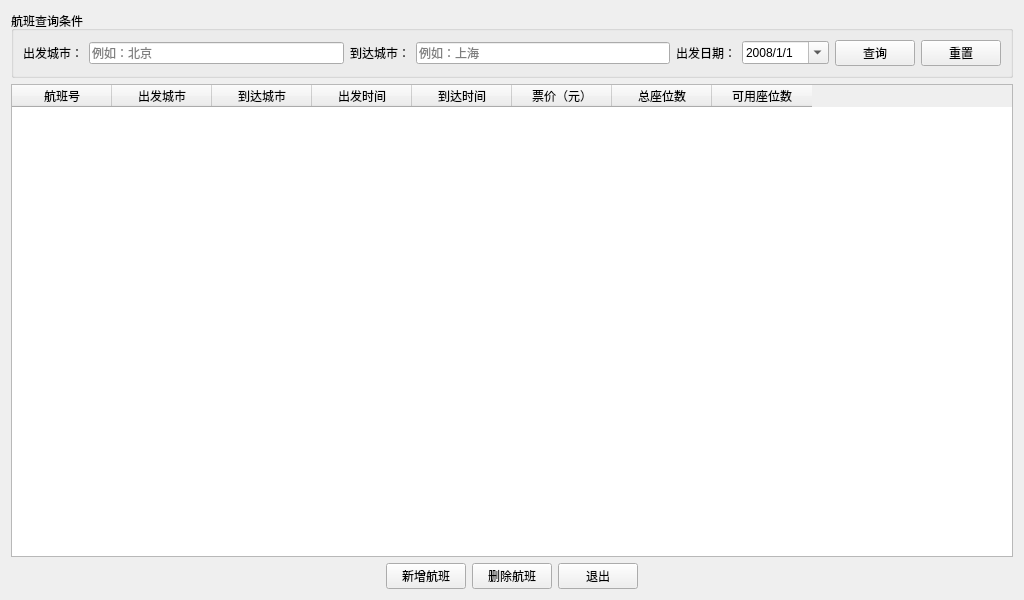
Before: the Qt Designer form flightmanager.ui in sheldonshi115/Flight_Tickets_System-FlyOver-, drawn with Qt 5.
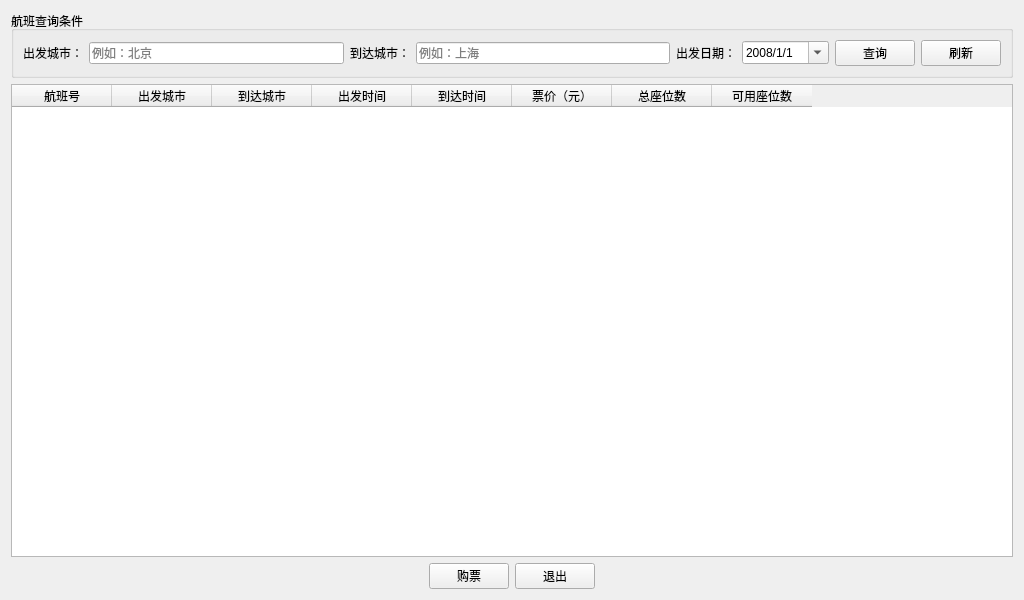
After: the same form once the commit is applied.

Commit message: 按钮优化

What changed in the file:
```diff
--- a/flightmanager.ui
+++ b/flightmanager.ui
@@ -92,7 +92,7 @@
       <item>
        <widget class="QPushButton" name="btnRefresh">
         <property name="text">
-         <string>重置</string>
+         <string>刷新</string>
         </property>
        </widget>
       </item>
@@ -176,14 +176,7 @@
      <item>
       <widget class="QPushButton" name="btnAdd">
        <property name="text">
-        <string>新增航班</string> <!-- 原“选择航班”改为“新增航班”，区分功能 -->
-       </property>
-      </widget>
-     </item>
-     <item>
-      <widget class="QPushButton" name="btnDelete"> <!-- 新增删除按钮 -->
-       <property name="text">
-        <string>删除航班</string>
+        <string>购票</string>
        </property>
       </widget>
      </item>
```
Left out of the diff: 2 changed lines with no effect on the pictures. The commit also changes 2 other files.
